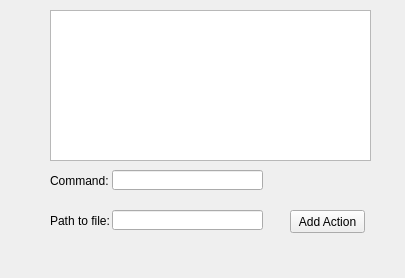
Old version of the form QtAudio/QtAudio/AddAction.ui in the repository hardenchant/cake.
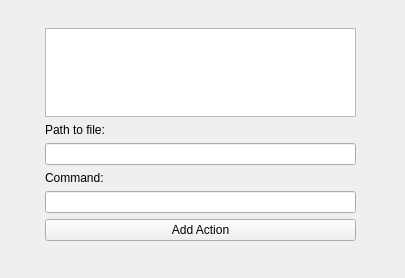
New version of the form.

Commit message: Added connect between QtAudio and AddAction

Diff of the .ui file:
```diff
--- a/QtAudio/QtAudio/AddAction.ui
+++ b/QtAudio/QtAudio/AddAction.ui
@@ -13,74 +13,62 @@
   <property name="windowTitle">
    <string>Add Voice Action</string>
   </property>
-  <widget class="QPushButton" name="button_add">
+  <widget class="QWidget" name="verticalLayoutWidget">
    <property name="geometry">
     <rect>
-     <x>290</x>
-     <y>210</y>
-     <width>75</width>
-     <height>23</height>
+     <x>30</x>
+     <y>20</y>
+     <width>341</width>
+     <height>231</height>
     </rect>
    </property>
-   <property name="text">
-    <string>Add Action</string>
-   </property>
-  </widget>
-  <widget class="QLineEdit" name="lineEdit_command">
-   <property name="geometry">
-    <rect>
-     <x>112</x>
-     <y>170</y>
-     <width>151</width>
-     <height>20</height>
-    </rect>
-   </property>
-  </widget>
-  <widget class="QLabel" name="label">
-   <property name="geometry">
-    <rect>
-     <x>50</x>
-     <y>170</y>
-     <width>61</width>
-     <height>21</height>
-    </rect>
-   </property>
-   <property name="text">
-    <string>Command:</string>
-   </property>
-  </widget>
-  <widget class="QLineEdit" name="lineEdit_path">
-   <property name="geometry">
-    <rect>
-     <x>112</x>
-     <y>210</y>
-     <width>151</width>
-     <height>20</height>
-    </rect>
-   </property>
-  </widget>
-  <widget class="QLabel" name="label_2">
-   <property name="geometry">
-    <rect>
-     <x>50</x>
-     <y>210</y>
-     <width>61</width>
-     <height>21</height>
-    </rect>
-   </property>
-   <property name="text">
-    <string>Path to file:</string>
-   </property>
-  </widget>
-  <widget class="QListView" name="listView">
-   <property name="geometry">
-    <rect>
-     <x>50</x>
-     <y>10</y>
-     <width>321</width>
-     <height>151</height>
-    </rect>
-   </property>
+   <layout class="QVBoxLayout" name="verticalLayout">
+    <property name="sizeConstraint">
+     <enum>QLayout::SetDefaultConstraint</enum>
+    </property>
+    <property name="leftMargin">
+     <number>15</number>
+    </property>
+    <property name="topMargin">
+     <number>8</number>
+    </property>
+    <property name="rightMargin">
+     <number>15</number>
+    </property>
+    <property name="bottomMargin">
+     <number>10</number>
+    </property>
+    <item>
+     <widget class="QListView" name="listView"/>
+    </item>
+    <item>
+     <widget class="QLabel" name="label_2">
+      <property name="text">
+       <string>Path to file:</string>
+      </property>
+     </widget>
+    </item>
+    <item>
+     <widget class="QLineEdit" name="lineEdit_command"/>
+    </item>
+    <item>
+     <widget class="QLabel" name="label">
+      <property name="text">
+       <string>Command:</string>
+      </property>
+     </widget>
+    </item>
+    <item>
+     <widget class="QLineEdit" name="lineEdit_path"/>
+    </item>
+    <item>
+     <widget class="QPushButton" name="button_add">
+      <property name="text">
+       <string>Add Action</string>
+      </property>
+     </widget>
+    </item>
+   </layout>
   </widget>
  </widget>
  <layoutdefault spacing="6" margin="11"/>
```
The commit also changes 7 other files.
